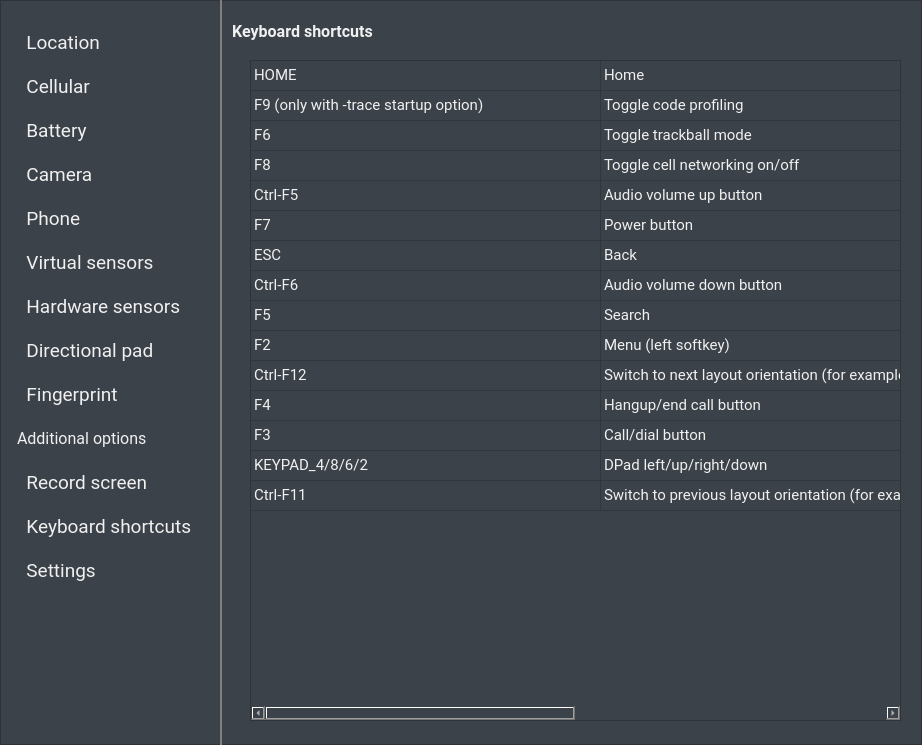
First picture: the form in android/skin/qt/extended.ui, repository aosp-mirror/platform_external_qemu, before the edit.
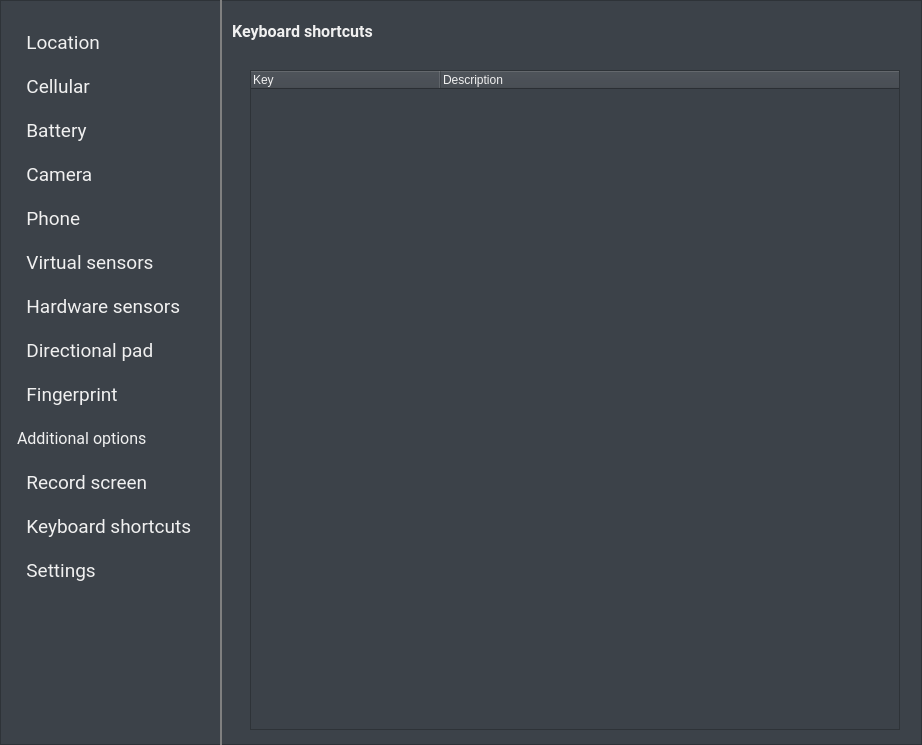
Second picture: the form after the edit. The open tabs and pages were chosen to show the change. Icons and pictures are not drawn. Custom widgets are drawn as their Qt base class.

Commit message:
Make the "keyboard shortcuts" page display the keyboard shortcuts.
Display a read-only table of keyboard shortcuts on the "keyboard shortcuts"
page of the extended window. Also a couple cosmetic changes to the styling
of tables to make them look more like the ones in material design spec

Patch:
```diff
--- a/android/skin/qt/extended.ui
+++ b/android/skin/qt/extended.ui
@@ -2146,266 +2146,63 @@
      </property>
     </widget>
     <widget class="QTableWidget" name="shortcutsTableWidget">
-     <property name="enabled">
-      <bool>true</bool>
-     </property>
      <property name="geometry">
       <rect>
        <x>20</x>
-       <y>40</y>
-       <width>651</width>
-       <height>661</height>
+       <y>50</y>
+       <width>650</width>
+       <height>660</height>
       </rect>
      </property>
-     <property name="sizePolicy">
-      <sizepolicy hsizetype="Expanding" vsizetype="Expanding">
-       <horstretch>0</horstretch>
-       <verstretch>0</verstretch>
-      </sizepolicy>
+     <property name="focusPolicy">
+      <enum>Qt::NoFocus</enum>
      </property>
-     <property name="minimumSize">
-      <size>
-       <width>651</width>
-       <height>0</height>
-      </size>
+     <property name="editTriggers">
+      <set>QAbstractItemView::NoEditTriggers</set>
      </property>
-     <property name="font">
-      <font>
-       <family>Roboto</family>
-       <pointsize>11</pointsize>
-      </font>
+     <property name="selectionMode">
+      <enum>QAbstractItemView::NoSelection</enum>
      </property>
-     <property name="horizontalScrollBarPolicy">
-      <enum>Qt::ScrollBarAsNeeded</enum>
+     <property name="selectionBehavior">
+      <enum>QAbstractItemView::SelectRows</enum>
      </property>
-     <property name="sortingEnabled">
+     <property name="showGrid">
       <bool>false</bool>
      </property>
-     <property name="wordWrap">
-      <bool>true</bool>
-     </property>
      <property name="cornerButtonEnabled">
       <bool>false</bool>
      </property>
-     <property name="rowCount">
-      <number>15</number>
-     </property>
-     <attribute name="horizontalHeaderVisible">
-      <bool>false</bool>
-     </attribute>
-     <attribute name="horizontalHeaderCascadingSectionResizes">
-      <bool>true</bool>
-     </attribute>
      <attribute name="horizontalHeaderDefaultSectionSize">
-      <number>350</number>
-     </attribute>
-     <attribute name="horizontalHeaderShowSortIndicator" stdset="0">
-      <bool>false</bool>
+      <number>190</number>
      </attribute>
      <attribute name="horizontalHeaderStretchLastSection">
-      <bool>false</bool>
+      <bool>true</bool>
      </attribute>
      <attribute name="verticalHeaderVisible">
       <bool>false</bool>
      </attribute>
-     <row/>
-     <row/>
-     <row/>
-     <row/>
-     <row/>
-     <row/>
-     <row/>
-     <row/>
-     <row/>
-     <row/>
-     <row/>
-     <row/>
-     <row/>
-     <row/>
-     <row/>
+     <attribute name="verticalHeaderDefaultSectionSize">
+      <number>48</number>
+     </attribute>
+     <attribute name="verticalHeaderHighlightSections">
+      <bool>false</bool>
+     </attribute>
      <column>
       <property name="text">
-       <string>Shortcut key</string>
+       <string>Key</string>
       </property>
-      <property name="font">
-       <font>
-        <family>Roboto</family>
-        <pointsize>12</pointsize>
-       </font>
+      <property name="textAlignment">
+       <set>AlignLeading|AlignVCenter</set>
       </property>
      </column>
      <column>
       <property name="text">
        <string>Description</string>
       </property>
-      <property name="font">
-       <font>
-        <family>Roboto</family>
-        <pointsize>12</pointsize>
-       </font>
-      </property>
-     </column>
-     <item row="0" column="0">
-      <property name="text">
-       <string>HOME</string>
-      </property>
-      <property name="font">
-       <font>
-        <family>Roboto</family>
-       </font>
-      </property>
       <property name="textAlignment">
        <set>AlignLeading|AlignVCenter</set>
       </property>
-      <property name="flags">
-       <set>NoItemFlags</set>
-      </property>
-     </item>
-     <item row="0" column="1">
-      <property name="text">
-       <string>Home</string>
-      </property>
-     </item>
-     <item row="1" column="0">
-      <property name="text">
-       <string>F9 (only with -trace startup option)</string>
-      </property>
-     </item>
-     <item row="1" column="1">
-      <property name="text">
-       <string>Toggle code profiling</string>
-      </property>
-     </item>
-     <item row="2" column="0">
-      <property name="text">
-       <string>F6</string>
-      </property>
-     </item>
-     <item row="2" column="1">
-      <property name="text">
-       <string>Toggle trackball mode</string>
-      </property>
-     </item>
-     <item row="3" column="0">
-      <property name="text">
-       <string>F8</string>
-      </property>
-     </item>
-     <item row="3" column="1">
-      <property name="text">
-       <string>Toggle cell networking on/off</string>
-      </property>
-     </item>
-     <item row="4" column="0">
-      <property name="text">
-       <string>Ctrl-F5</string>
-      </property>
-     </item>
-     <item row="4" column="1">
-      <property name="text">
-       <string>Audio volume up button</string>
-      </property>
-     </item>
-     <item row="5" column="0">
-      <property name="text">
-       <string>F7</string>
-      </property>
-     </item>
-     <item row="5" column="1">
-      <property name="text">
-       <string>Power button</string>
-      </property>
-     </item>
-     <item row="6" column="0">
-      <property name="text">
-       <string>ESC</string>
-      </property>
-     </item>
-     <item row="6" column="1">
-      <property name="text">
-       <string>Back</string>
-      </property>
-     </item>
-     <item row="7" column="0">
-      <property name="text">
-       <string>Ctrl-F6</string>
-      </property>
-     </item>
-     <item row="7" column="1">
-      <property name="text">
-       <string>Audio volume down button</string>
-      </property>
-     </item>
-     <item row="8" column="0">
-      <property name="text">
-       <string>F5</string>
-      </property>
-     </item>
-     <item row="8" column="1">
-      <property name="text">
-       <string>Search</string>
-      </property>
-     </item>
-     <item row="9" column="0">
-      <property name="text">
-       <string>F2</string>
-      </property>
-     </item>
-     <item row="9" column="1">
-      <property name="text">
-       <string>Menu (left softkey)</string>
-      </property>
-     </item>
-     <item row="10" column="0">
-      <property name="text">
-       <string>Ctrl-F12</string>
-      </property>
-     </item>
-     <item row="10" column="1">
-      <property name="text">
-       <string>Switch to next layout orientation (for example, portrait, landscape)</string>
-      </property>
-     </item>
-     <item row="11" column="0">
-      <property name="text">
-       <string>F4</string>
-      </property>
-     </item>
-     <item row="11" column="1">
-      <property name="text">
-       <string>Hangup/end call button</string>
-      </property>
-     </item>
-     <item row="12" column="0">
-      <property name="text">
-       <string>F3</string>
-      </property>
-     </item>
-     <item row="12" column="1">
-      <property name="text">
-       <string>Call/dial button</string>
-      </property>
-     </item>
-     <item row="13" column="0">
-      <property name="text">
-       <string>KEYPAD_4/8/6/2</string>
-      </property>
-     </item>
-     <item row="13" column="1">
-      <property name="text">
-       <string>DPad left/up/right/down</string>
-      </property>
-     </item>
-     <item row="14" column="0">
-      <property name="text">
-       <string>Ctrl-F11</string>
-      </property>
-     </item>
-     <item row="14" column="1">
-      <property name="text">
-       <string>Switch to previous layout orientation (for example, portrait, landscape)</string>
-      </property>
-     </item>
+     </column>
     </widget>
    </widget>
    <widget class="QWidget" name="page_5">
```
Left out of the diff: 21 changed lines with no effect on the pictures. The commit also changes 17 other files.
